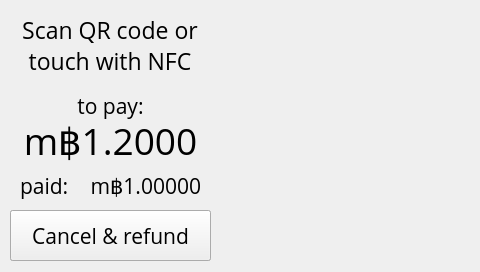
alexykot/xbterminal-firmware, file xbterminal/gui/ui.ui: the form before one commit.
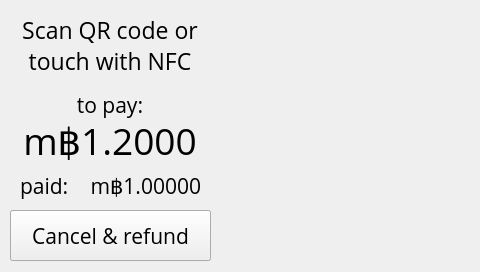
The form after the commit. The open tabs and pages were chosen to show the change.

Commit message: Update styles for pwait screen

```diff
--- a/xbterminal/gui/ui.ui
+++ b/xbterminal/gui/ui.ui
@@ -901,10 +901,10 @@
     <widget class="QLabel" name="pwait_btc_amount_lbl">
      <property name="geometry">
       <rect>
-       <x>10</x>
+       <x>0</x>
        <y>120</y>
-       <width>201</width>
-       <height>41</height>
+       <width>220</width>
+       <height>40</height>
       </rect>
      </property>
      <property name="font">
@@ -1008,10 +1008,10 @@
     <widget class="QLabel" name="pwait_pay_lbl">
      <property name="geometry">
       <rect>
-       <x>10</x>
+       <x>0</x>
        <y>90</y>
-       <width>201</width>
-       <height>31</height>
+       <width>220</width>
+       <height>30</height>
       </rect>
      </property>
      <property name="font">
```
The commit also changes 1 other file.
